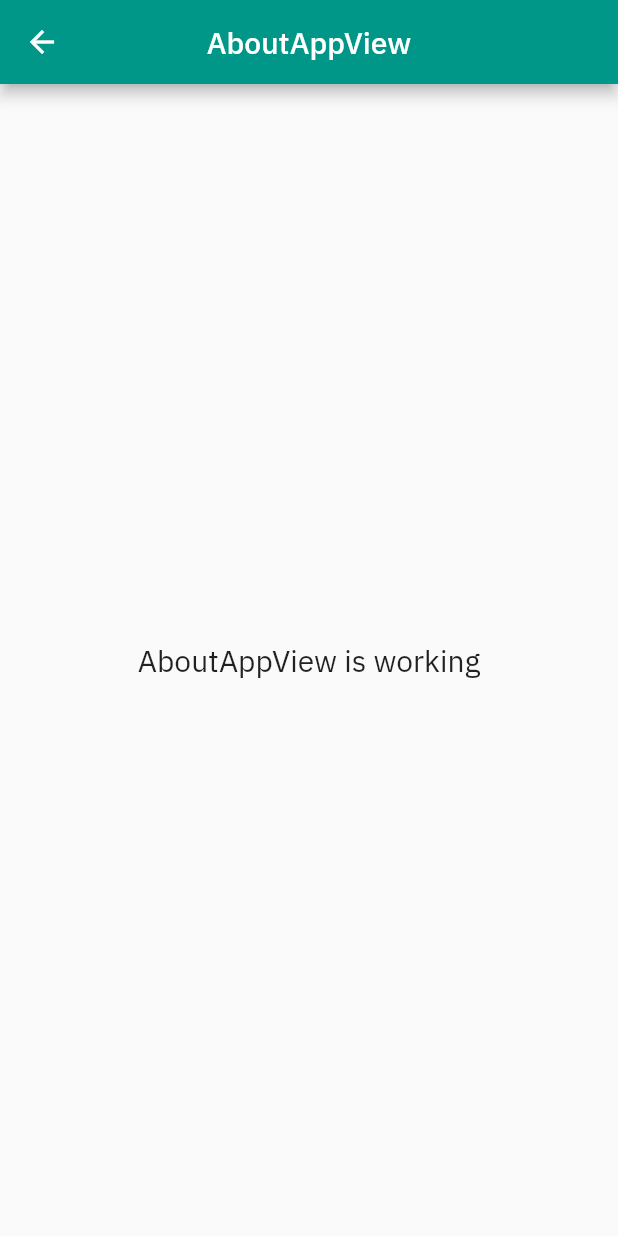
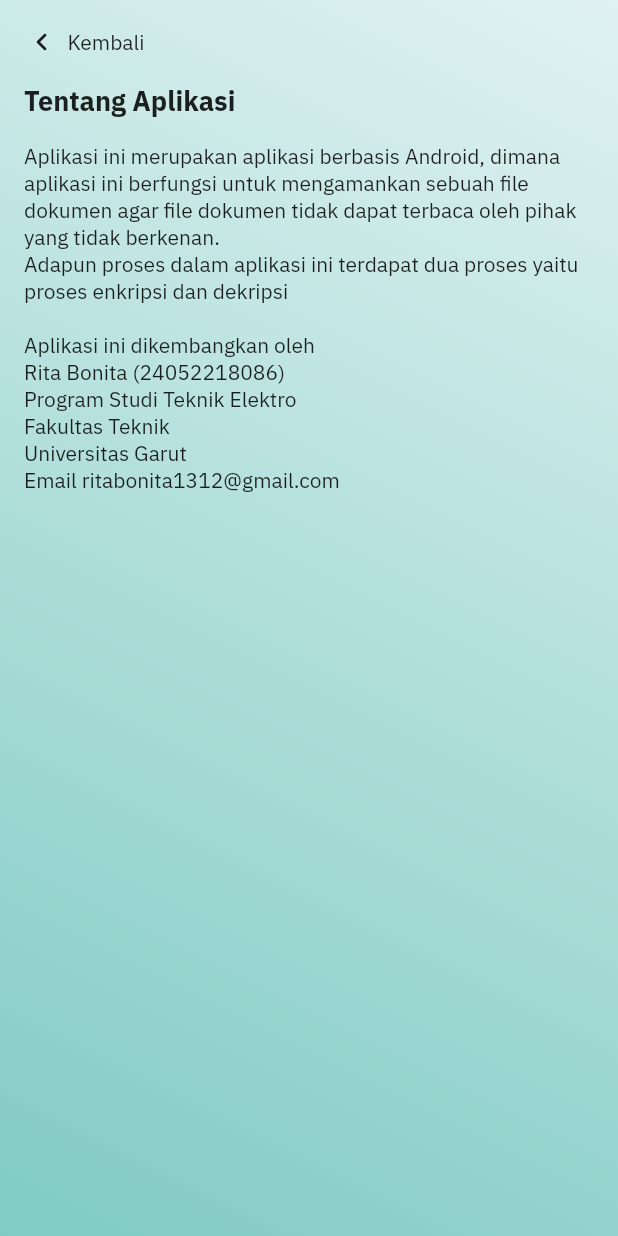
Before and after one commit to diarn/file_crypto, a Flutter app: the AboutAppView screen opened by its route, on a phone screen of 412 x 824 dp. Run offline on Flutter 3.47's test engine with Material 2 defaults, Android fonts, the phone set to English and light mode, and no system bars; our stand-ins replace file_picker, get, google_fonts, material_design_icons_flutter; missing offline and left inert: file_cryptor.

Commit message:
about app

```diff
--- a/lib/app/modules/about_app/controllers/about_app_controller.dart
+++ b/lib/app/modules/about_app/controllers/about_app_controller.dart
@@ -1,6 +1,9 @@
 import 'package:get/get.dart';
 
 class AboutAppController extends GetxController {
+  final RxString aboutApp =
+      "Aplikasi ini merupakan aplikasi berbasis Android, dimana aplikasi ini berfungsi untuk mengamankan sebuah file dokumen agar file dokumen tidak dapat terbaca oleh pihak yang tidak berkenan.\nAdapun proses dalam aplikasi ini terdapat dua proses yaitu proses enkripsi dan dekripsi\n\nAplikasi ini dikembangkan oleh\nRita Bonita (24052218086)\nProgram Studi Teknik Elektro\nFakultas Teknik\nUniversitas Garut\nEmail ritabonita1312@gmail.com"
+          .obs;
   @override
   void onInit() {
     super.onInit();
--- a/lib/app/modules/about_app/views/about_app_view.dart
+++ b/lib/app/modules/about_app/views/about_app_view.dart
@@ -1,4 +1,5 @@
 import 'package:flutter/material.dart';
+import 'package:flutter/services.dart';
 
 import 'package:get/get.dart';
 
@@ -7,15 +8,85 @@ import '../controllers/about_app_controller.dart';
 class AboutAppView extends GetView<AboutAppController> {
   @override
   Widget build(BuildContext context) {
-    return Scaffold(
-      appBar: AppBar(
-        title: Text('AboutAppView'),
-        centerTitle: true,
+    SystemChrome.setPreferredOrientations([
+      DeviceOrientation.portraitUp,
+      DeviceOrientation.portraitDown,
+    ]);
+    double top = MediaQuery.of(context).padding.top;
+    Size size = MediaQuery.of(context).size;
+    return AnnotatedRegion<SystemUiOverlayStyle>(
+      value: SystemUiOverlayStyle(
+        statusBarIconBrightness: Brightness.dark,
+        statusBarColor: Colors.transparent,
       ),
-      body: Center(
-        child: Text(
-          'AboutAppView is working',
-          style: TextStyle(fontSize: 20),
+      child: Scaffold(
+        body: Container(
+          height: size.height,
+          width: double.infinity,
+          decoration: BoxDecoration(
+            gradient: LinearGradient(
+              begin: Alignment.topRight,
+              end: Alignment.bottomLeft,
+              colors: [
+                Colors.teal[50]!,
+                Colors.teal[200]!,
+              ],
+            ),
+          ),
+          child: Column(
+            crossAxisAlignment: CrossAxisAlignment.start,
+            children: [
+              SizedBox(
+                height: top,
+              ),
+              SizedBox(
+                height: 16,
+              ),
+              Padding(
+                padding: EdgeInsets.fromLTRB(16, 0, 16, 0),
+                child: GestureDetector(
+                  onTap: () {
+                    Get.back();
+                  },
+                  child: Row(
+                    children: [
+                      Icon(
+                        Icons.chevron_left_rounded,
+                      ),
+                      SizedBox(
+                        width: 5,
+                      ),
+                      Text(
+                        'Kembali',
+                      ),
+                    ],
+                  ),
+                ),
+              ),
+              SizedBox(
+                height: 16,
+              ),
+              Padding(
+                padding: const EdgeInsets.fromLTRB(16, 0, 16, 0),
+                child: Text(
+                  "Tentang Aplikasi",
+                  style: TextStyle(
+                    fontWeight: FontWeight.bold,
+                    fontSize: 18,
+                  ),
+                ),
+              ),
+              SizedBox(
+                height: 16,
+              ),
+              Padding(
+                padding: EdgeInsets.fromLTRB(16, 0, 16, 0),
+                child: Text(
+                  controller.aboutApp.value,
+                ),
+              ),
+            ],
+          ),
         ),
       ),
     );
```
